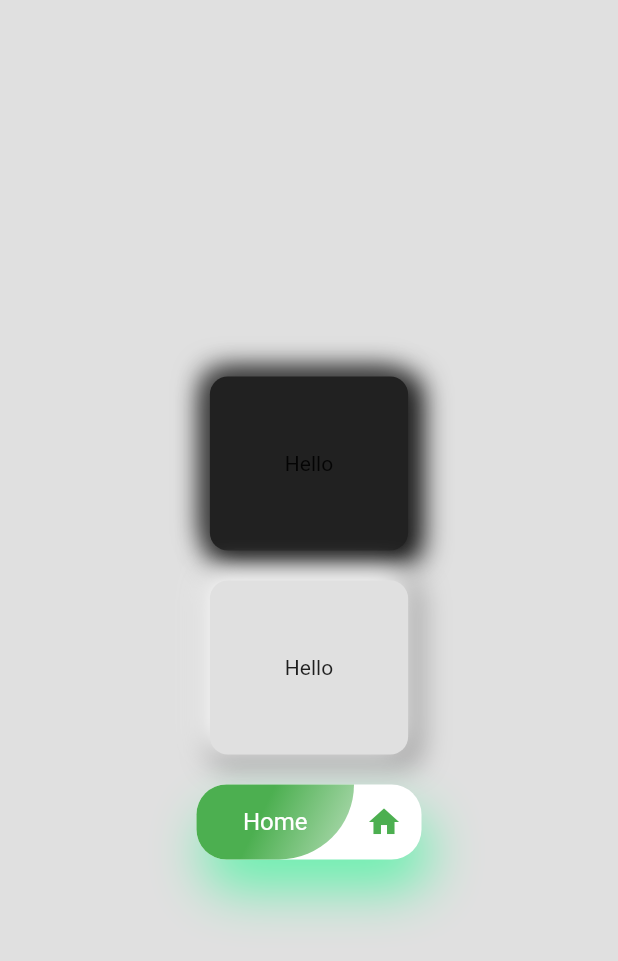
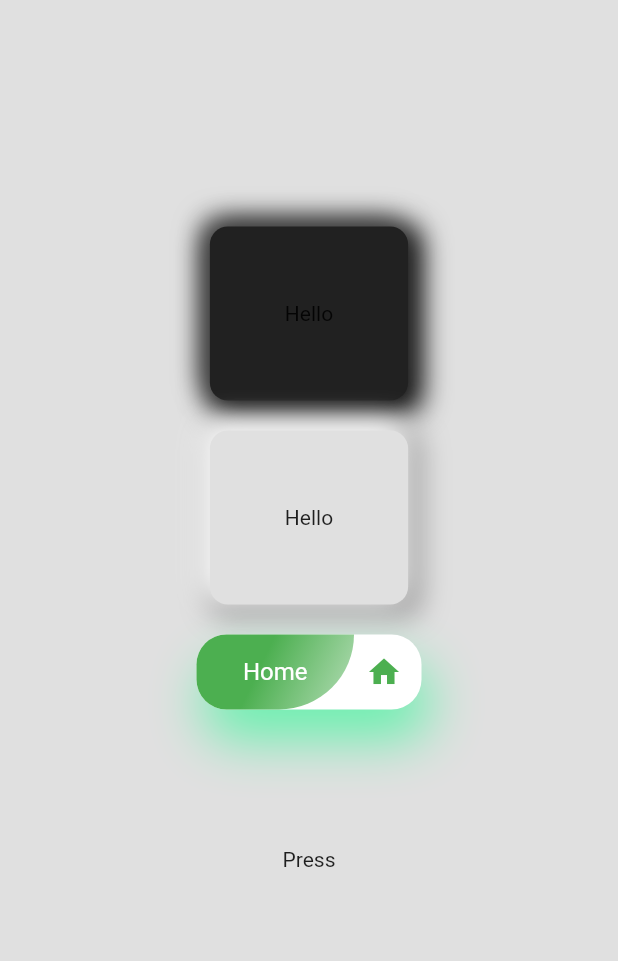
Before and after one commit to jbjason/personal_notepad, a Flutter app: the TestingScreen screen opened directly, on a phone screen of 412 x 824 dp. Shown: the top 961 px of the screen. Run offline on Flutter 3.47's test engine with Material 2 defaults, Android fonts, the light colour scheme and no system bars; our stand-ins replace flutter_colorpicker, screenshot.

Commit message:
Update testing_screen.dart

```diff
--- a/lib/screens/testing_screen.dart
+++ b/lib/screens/testing_screen.dart
@@ -1,9 +1,14 @@
 import 'package:flutter/material.dart';
 
-class TestingScreen extends StatelessWidget {
+class TestingScreen extends StatefulWidget {
 //  final Uint8List image;
   const TestingScreen({Key? key}) : super(key: key);
+  @override
+  State<TestingScreen> createState() => _TestingScreenState();
+}
 
+class _TestingScreenState extends State<TestingScreen> {
+  Color boxColor = Colors.grey;
   @override
   Widget build(BuildContext context) {
     return Scaffold(
@@ -11,12 +16,29 @@ class TestingScreen extends StatelessWidget {
       body: Center(
         child: Column(
           mainAxisAlignment: MainAxisAlignment.center,
-          children: const [
+          children: [
             NeumorphismButtonBlack(),
             SizedBox(height: 20),
             NeumorphismButtonWhite(),
             SizedBox(height: 20),
             BeautifulButton1(),
+            // splash Button
+            InkWell(
+              onTap: () {
+                setState(() => boxColor = Colors.pink);
+              },
+              onDoubleTap: () {
+                setState(() => boxColor = Colors.yellow);
+              },
+              onLongPress: () {
+                setState(() => boxColor = Colors.red);
+              },
+              child: Ink(
+                height: 200,
+                width: 200,
+                child: const Center(child: Text('Press')),
+              ),
+            ),
           ],
         ),
       ),
```
